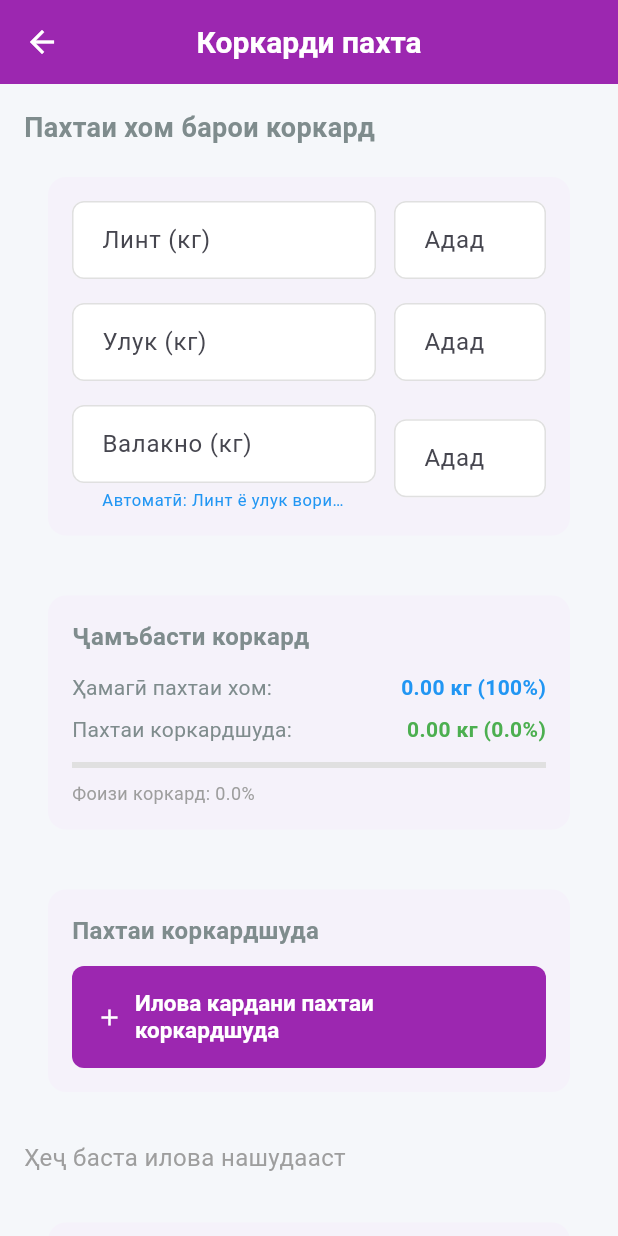
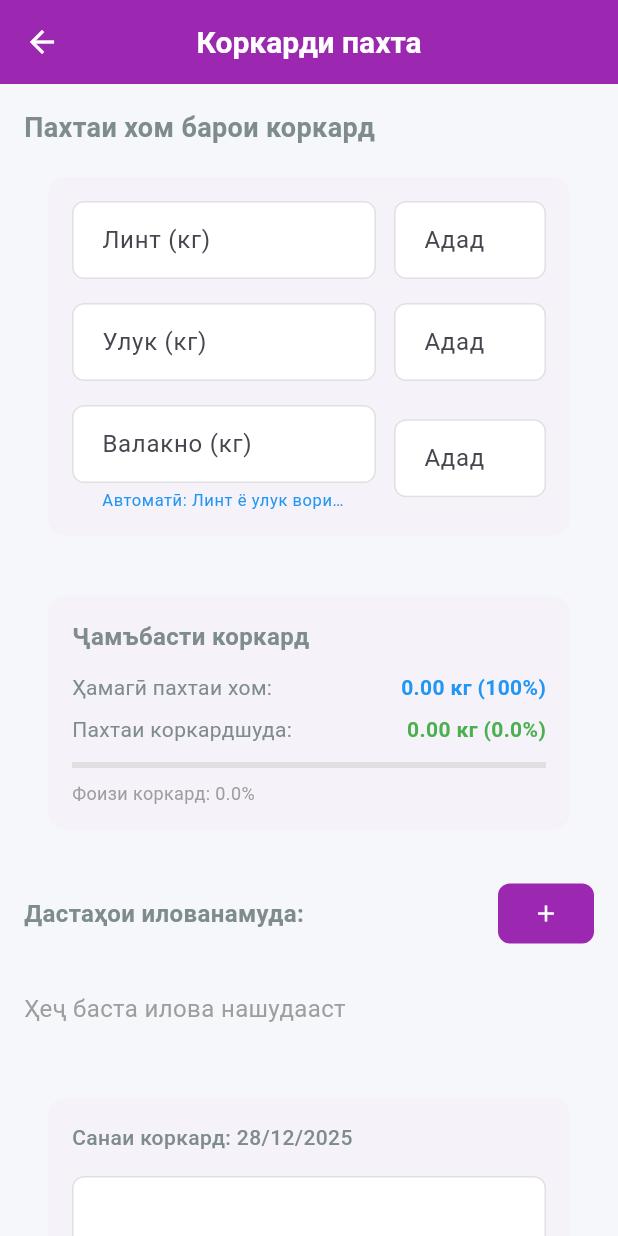
Before and after one commit to IBROHIM-PRO/farm_deb, a Flutter app: the AddCottonProcessingScreen screen opened directly, on a phone screen of 412 x 824 dp. Run offline on Flutter 3.47's test engine with Material 3 defaults, Android fonts, the phone set to English and light mode, and no system bars; our stand-ins replace shared_preferences, sqflite; accounts and stored records are empty.

Commit message:
форма воридкунии коркарди пахта ва ҳоло ворид кардани пахтаи коркардшуда дуруст нест формааш

```diff
--- a/lib/screens/cotton_registry/add_cotton_processing_screen.dart
+++ b/lib/screens/cotton_registry/add_cotton_processing_screen.dart
@@ -142,11 +142,7 @@ class _AddCottonProcessingScreenState extends State<AddCottonProcessingScreen> {
               _buildProcessingSummary(),
               const SizedBox(height: 24),
 
-              // Add processed cotton button (opens modal)
-              _buildAddProcessedCottonButton(),
-              const SizedBox(height: 24),
-
-              // Output batches list
+              // Output batches list with inline add button
               _buildOutputBatches(),
               const SizedBox(height: 24),
 
@@ -200,6 +196,11 @@ class _AddCottonProcessingScreenState extends State<AddCottonProcessingScreen> {
                       if (value?.isNotEmpty == true) {
                         final v = double.tryParse(value!);
                         if (v == null || v <= 0) return 'Вазни дуруст ворид кунед';
+
+                        // Cross-validate: if weight is entered, pieces must also be entered
+                        if (_lintPiecesController.text.trim().isEmpty) {
+                          return 'Агар вазн ворид шавад, адад низ зарур аст';
+                        }
                       }
                       return null;
                     },
@@ -221,6 +222,11 @@ class _AddCottonProcessingScreenState extends State<AddCottonProcessingScreen> {
                       if (value?.isNotEmpty == true) {
                         final v = int.tryParse(value!);
                         if (v == null || v <= 0) return 'Адади дуруст ворид кунед';
+
+                        // Cross-validate: if pieces are entered, weight must also be entered
+                        if (_lintWeightController.text.trim().isEmpty) {
+                          return 'Агар адад ворид шавад, вазн низ зарур аст';
+                        }
                       }
                       return null;
                     },
@@ -248,6 +254,11 @@ class _AddCottonProcessingScreenState extends State<AddCottonProcessingScreen> {
                       if (value?.isNotEmpty == true) {
                         final v = double.tryParse(value!);
                         if (v == null || v <= 0) return 'Вазни дуруст ворид кунед';
+
+                        // Cross-validate: if weight is entered, pieces must also be entered
+                        if (_ulukPiecesController.text.trim().isEmpty) {
+                          return 'Агар вазн ворид шавад, адад низ зарур аст';
+                        }
                       }
                       return null;
                     },
@@ -269,6 +280,11 @@ class _AddCottonProcessingScreenState extends State<AddCottonProcessingScreen> {
                       if (value?.isNotEmpty == true) {
                         final v = int.tryParse(value!);
                         if (v == null || v <= 0) return 'Адади дуруст ворид кунед';
+
+                        // Cross-validate: if pieces are entered, weight must also be entered
+                        if (_ulukWeightController.text.trim().isEmpty) {
+                          return 'Агар адад ворид шавад, вазн низ зарур аст';
+                        }
                       }
                       return null;
                     },
@@ -303,6 +319,11 @@ class _AddCottonProcessingScreenState extends State<AddCottonProcessingScreen> {
                       if (value?.isNotEmpty == true) {
                         final v = double.tryParse(value!);
                         if (v == null || v <= 0) return 'Вазни дуруст ворид кунед';
+
+                        // Cross-validate: if weight is entered, pieces must also be entered
+                        if (_valaknoPiecesController.text.trim().isEmpty) {
+                          return 'Агар вазн ворид шавад, адад низ зарур аст';
+                        }
                       }
                       return null;
                     },
@@ -324,6 +345,11 @@ class _AddCottonProcessingScreenState extends State<AddCottonProcessingScreen> {
                       if (value?.isNotEmpty == true) {
                         final v = int.tryParse(value!);
                         if (v == null || v <= 0) return 'Адади дуруст ворид кунед';
+
+                        // Cross-validate: if pieces are entered, weight must also be entered
+                        if (_valaknoWeightController.text.trim().isEmpty) {
+                          return 'Агар адад ворид шавад, вазн низ зарур аст';
+                        }
                       }
                       return null;
                     },
@@ -432,36 +458,6 @@ class _AddCottonProcessingScreenState extends State<AddCottonProcessingScreen> {
     );
   }
 
-  Widget _buildAddProcessedCottonButton() {
-    return Card(
-      child: Padding(
-        padding: const EdgeInsets.all(16),
-        child: Column(
-          crossAxisAlignment: CrossAxisAlignment.start,
-          children: [
-            const Text(
-              'Пахтаи коркардшуда',
-              style: TextStyle(fontSize: 16, fontWeight: FontWeight.bold),
-            ),
-            const SizedBox(height: 12),
-            SizedBox(
-              width: double.infinity,
-              child: ElevatedButton.icon(
-                onPressed: _showAddProcessedCottonModal,
-                style: ElevatedButton.styleFrom(
-                  backgroundColor: Colors.purple,
-                  foregroundColor: Colors.white,
-                  padding: const EdgeInsets.all(16),
-                ),
-                icon: const Icon(Icons.add),
-                label: const Text('Илова кардани пахтаи коркардшуда'),
-              ),
-            ),
-          ],
-        ),
-      ),
-    );
-  }
 
   void _showAddProcessedCottonModal() {
     showDialog(
@@ -549,21 +545,40 @@ class _AddCottonProcessingScreenState extends State<AddCottonProcessingScreen> {
   }
 
   Widget _buildOutputBatches() {
-    if (outputBatches.isEmpty) {
-      return const Text(
-        'Ҳеҷ баста илова нашудааст',
-        style: TextStyle(color: Colors.grey, fontSize: 16),
-      );
-    }
-
     return Column(
       crossAxisAlignment: CrossAxisAlignment.start,
       children: [
-        const Text(
-          'Дастаҳои илованамуда:',
-          style: TextStyle(fontWeight: FontWeight.bold, fontSize: 16),
+        // Header row with title and add button
+        Row(
+          mainAxisAlignment: MainAxisAlignment.spaceBetween,
+          children: [
+            const Text(
+              'Дастаҳои илованамуда:',
+              style: TextStyle(fontWeight: FontWeight.bold, fontSize: 16),
+            ),
+            ElevatedButton(
+              onPressed: _showAddProcessedCottonModal,
+              style: ElevatedButton.styleFrom(
+                backgroundColor: Colors.purple,
+                foregroundColor: Colors.white,
+                padding: const EdgeInsets.symmetric(horizontal: 12, vertical: 8),
+              ),
+              child: const Icon(Icons.add, size: 18),
+            ),
+          ],
         ),
         const SizedBox(height: 12),
+
+        // Show empty state or batch list
+        if (outputBatches.isEmpty)
+          const Padding(
+            padding: EdgeInsets.symmetric(vertical: 16),
+            child: Text(
+              'Ҳеҷ баста илова нашудааст',
+              style: TextStyle(color: Colors.grey, fontSize: 16),
+            ),
+          )
+        else
         ...outputBatches.asMap().entries.map((entry) {
           final index = entry.key;
           final batch = entry.value;
--- a/lib/screens/cotton_warehouse/processed_cotton_warehouse_screen.dart
+++ b/lib/screens/cotton_warehouse/processed_cotton_warehouse_screen.dart
@@ -132,7 +132,7 @@ class ProcessedCottonWarehouseScreen extends StatelessWidget {
 
     for (final batch in inventory) {
       // Find the closest allowed weight (within 2.5kg tolerance)
-      final double? matchingWeight = allowedWeights.firstWhere(
+      final double matchingWeight = allowedWeights.firstWhere(
         (weight) => (batch.totalWeight - weight).abs() <= 2.5,
         orElse: () => -1.0,
       );
@@ -185,7 +185,7 @@ class ProcessedCottonWarehouseScreen extends StatelessWidget {
           // Display weight categories (10-50kg only)
           ...sortedWeights.map((weight) {
             final batches = groupedByWeight[weight]!;
-            final totalQuantity = batches.fold<int>(0, (sum, batch) => sum + batch.pieces);
+            final totalQuantity = batches.fold<int>(0, (sum, batch) => sum + (batch.pieces as int));
             final totalWeight = batches.fold<double>(0, (sum, batch) => sum + batch.totalWeight);
 
             return Column(
```
